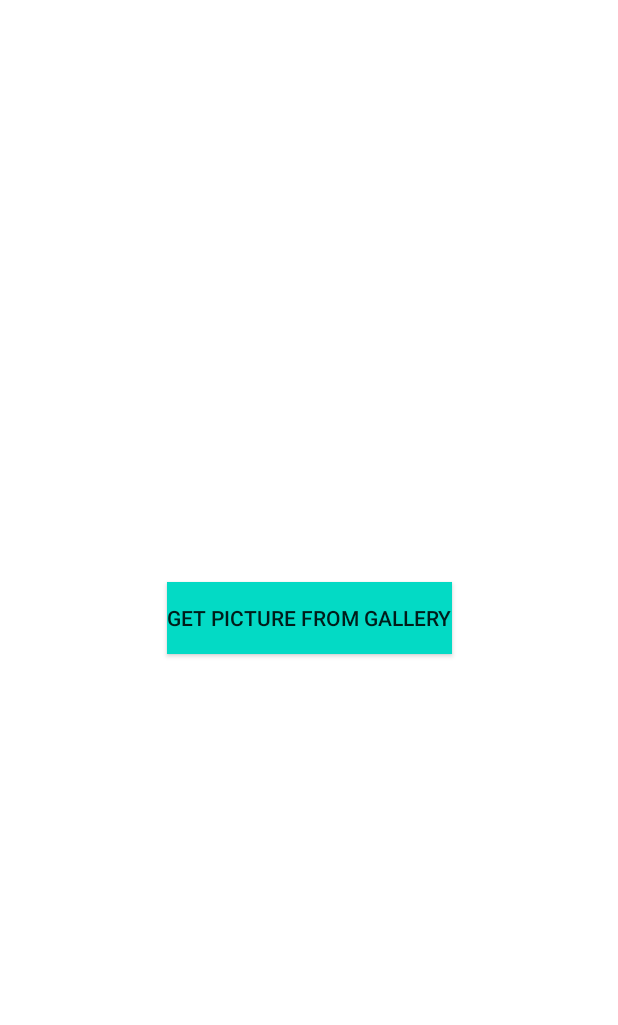
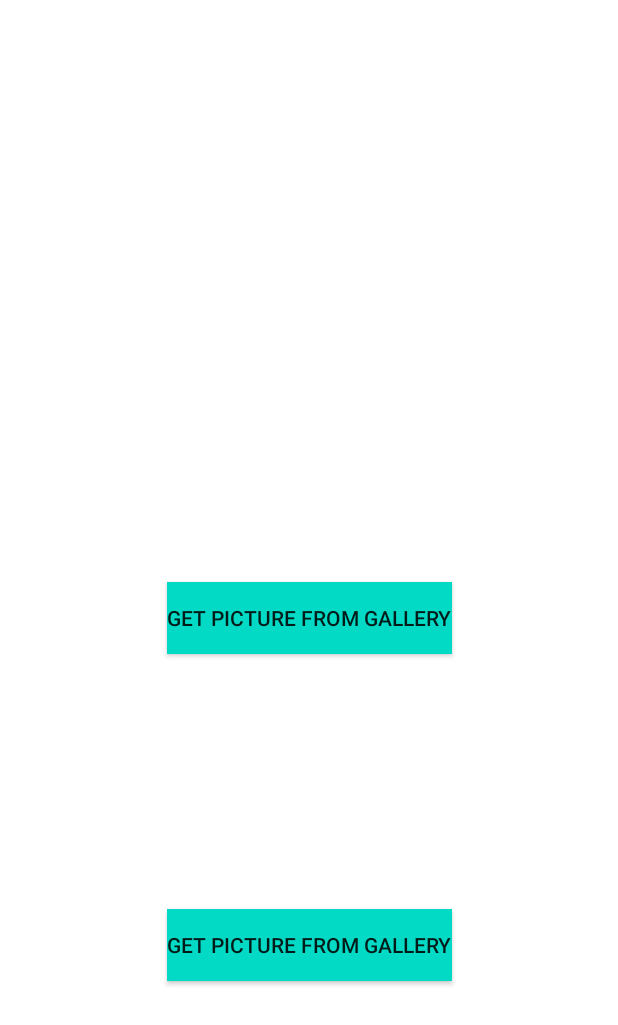
Before and after one commit to akimychau/ConvertJpgToPng, an Android app: the layout activity_main.xml on its own in the app's theme, with its tools: preview values and no code run, on a phone screen of 412 x 824 dp. Shown: the top 1025 px of the screen. Run offline under Robolectric (Android 15) with nearby library versions, the phone set to English and light mode, and no system bars.

Commit message:
Урок 4 | конвертируем картинку в PNG и сохраняем в файловую систему телефона

```diff
--- a/app/src/main/AndroidManifest.xml
+++ b/app/src/main/AndroidManifest.xml
@@ -3,7 +3,10 @@
     xmlns:tools="http://schemas.android.com/tools"
     package="ru.akimychev.convertjpgtopng">
 
-    <uses-permission android:name="android.permission.READ_EXTERNAL_STORAGE"/>
+    <uses-permission android:name="android.permission.READ_EXTERNAL_STORAGE" />
+    <uses-permission android:name="android.permission.WRITE_EXTERNAL_STORAGE" />
+    <uses-permission android:name="android.permission.MANAGE_EXTERNAL_STORAGE" />
+
 
     <application
         android:allowBackup="true"
--- a/app/src/main/res/layout/activity_main.xml
+++ b/app/src/main/res/layout/activity_main.xml
@@ -26,4 +26,15 @@
         app:layout_constraintEnd_toEndOf="parent"
         app:layout_constraintBottom_toBottomOf="parent"/>
 
+    <androidx.appcompat.widget.AppCompatButton
+        android:id="@+id/btn2"
+        android:text="Get picture from Gallery"
+        android:background="@color/teal_200"
+        android:layout_width="wrap_content"
+        android:layout_height="wrap_content"
+        app:layout_constraintTop_toBottomOf="@id/btn"
+        app:layout_constraintStart_toStartOf="parent"
+        app:layout_constraintEnd_toEndOf="parent"
+        app:layout_constraintBottom_toBottomOf="parent"/>
+
 </androidx.constraintlayout.widget.ConstraintLayout>
```
Also changed, not shown: app/src/main/java/ru/akimychev/convertjpgtopng/ImagePicker.kt (+42 -0 lines), app/src/main/java/ru/akimychev/convertjpgtopng/MainActivity.kt (+15 -5 lines).
